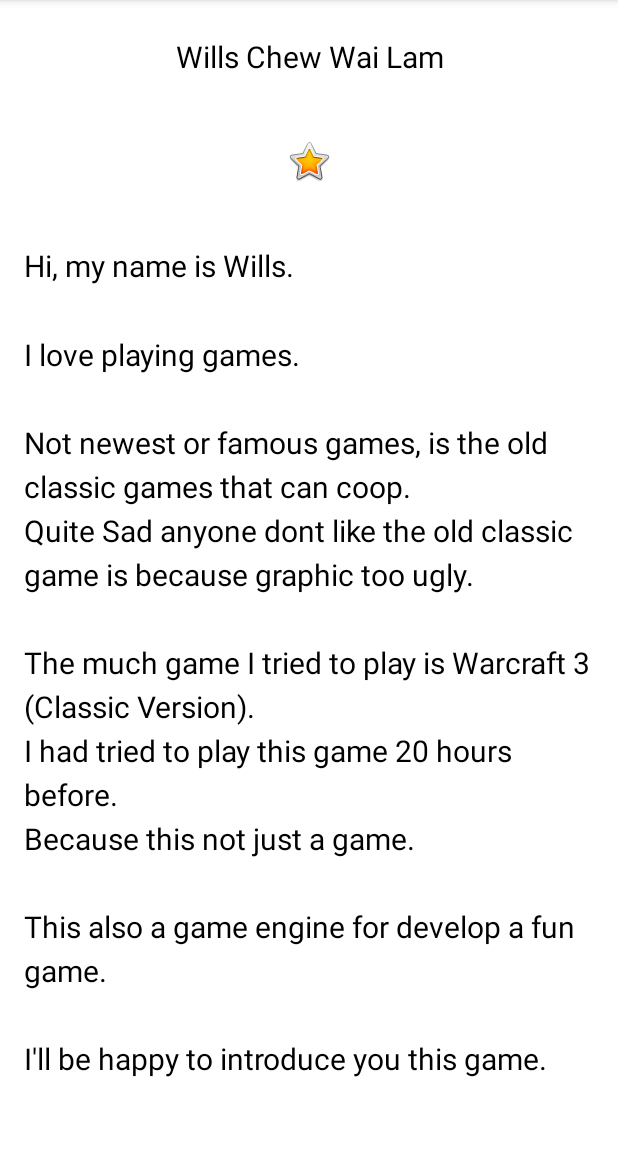
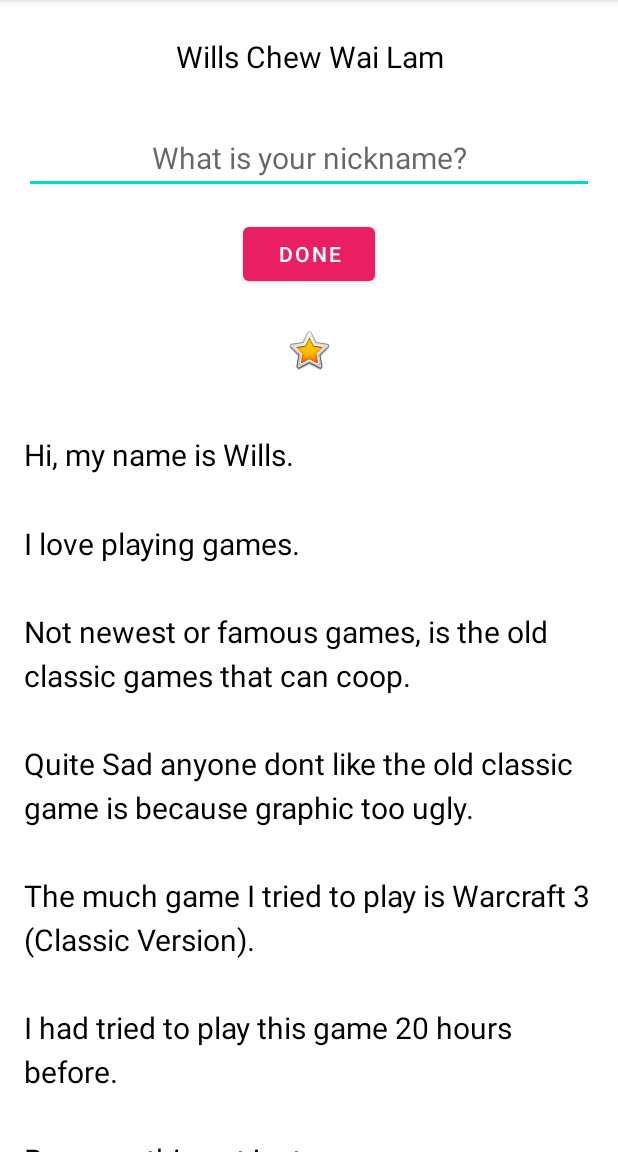
Before and after one commit to ChewWaiLam/Practical_2.2_User_Interactive, an Android app: the screen it shows after launch (MainActivity), on a phone screen of 412 x 824 dp, the part 84-1236 px from its top. Run offline under Robolectric (Android 15) with nearby library versions, the phone set to English and light mode, and no system bars; Roboto replaces fonts that are not available here.

Commit message:
Question 1: I think is TextView?
Question 2:
GONE

Question 3:
false

Question 4:
Button views are clickable, and on click, the attached click listener performs an action.

```diff
--- a/app/src/main/java/com/roes/aboutme/MainActivity.kt
+++ b/app/src/main/java/com/roes/aboutme/MainActivity.kt
@@ -2,10 +2,26 @@ package com.roes.aboutme
 
 import androidx.appcompat.app.AppCompatActivity
 import android.os.Bundle
+import android.view.View
+import android.widget.Button
+import android.widget.TextView
 
 class MainActivity : AppCompatActivity() {
     override fun onCreate(savedInstanceState: Bundle?) {
         super.onCreate(savedInstanceState)
         setContentView(R.layout.activity_main)
+
+        val btnDone: Button = findViewById(R.id.button_Done)
+
+        btnDone.setOnClickListener(){
+            val txtResult: TextView = findViewById(R.id.textView_Result)
+            val txtName: TextView = findViewById(R.id.nickname_edit)
+
+            txtResult.text = txtName.text.toString()
+            txtResult.visibility = View.VISIBLE
+            btnDone.visibility = View.GONE
+            txtName.visibility = View.GONE
+
+        }
     }
 }
--- a/app/src/main/res/layout/activity_main.xml
+++ b/app/src/main/res/layout/activity_main.xml
@@ -14,6 +14,34 @@
         android:text="@string/MyName"
         android:textAlignment="center"
         style="@style/HeaderStyle" />
+
+    <EditText
+        android:id="@+id/nickname_edit"
+        style="@style/HeaderStyle"
+        android:layout_width="match_parent"
+        android:layout_height="wrap_content"
+        android:ems="10"
+        android:hint="What is your nickname?"
+        android:inputType="textPersonName"
+        android:textAlignment="center" />
+
+    <Button
+        android:id="@+id/button_Done"
+        style="@style/Widget.MaterialComponents.Button"
+        android:layout_width="wrap_content"
+        android:layout_height="wrap_content"
+        android:layout_gravity="center_horizontal"
+        android:text="@string/done"
+        app:backgroundTint="@color/accent" />
+
+    <TextView
+        android:id="@+id/textView_Result"
+        style="@style/HeaderStyle"
+        android:layout_width="match_parent"
+        android:layout_height="wrap_content"
+        android:background="#8BC34A"
+        android:textAlignment="center"
+        android:visibility="gone" />
 
     <ImageView
         android:id="@+id/imageView"
--- a/app/src/main/res/values/colors.xml
+++ b/app/src/main/res/values/colors.xml
@@ -7,4 +7,5 @@
     <color name="teal_700">#FF018786</color>
     <color name="black">#FF000000</color>
     <color name="white">#FFFFFFFF</color>
+    <color name="accent">#E91E63</color>
 </resources>
--- a/app/src/main/res/values/strings.xml
+++ b/app/src/main/res/values/strings.xml
@@ -2,13 +2,14 @@
     <string name="app_name">AboutMe</string>
     <string name="MyName">Wills Chew Wai Lam</string>
     <string name="ContDesc">Star</string>
+    <string name="done">DONE</string>
     <string name="bio">Hi, my name is Wills.
 \n\nI love playing games.
 \n\nNot newest or famous games, is the old classic games that can coop.
-\nQuite Sad anyone dont like the old classic game is because graphic too ugly.
+\n\nQuite Sad anyone dont like the old classic game is because graphic too ugly.
 \n\nThe much game I tried to play is Warcraft 3 (Classic Version).
-\nI had tried to play this game 20 hours before.
-\nBecause this not just a game.
+\n\nI had tried to play this game 20 hours before.
+\n\nBecause this not just a game.
 \n\nThis also a game engine for develop a fun game.
 \n\nI\'ll be happy to introduce you this game.\n\n</string>
 
```
